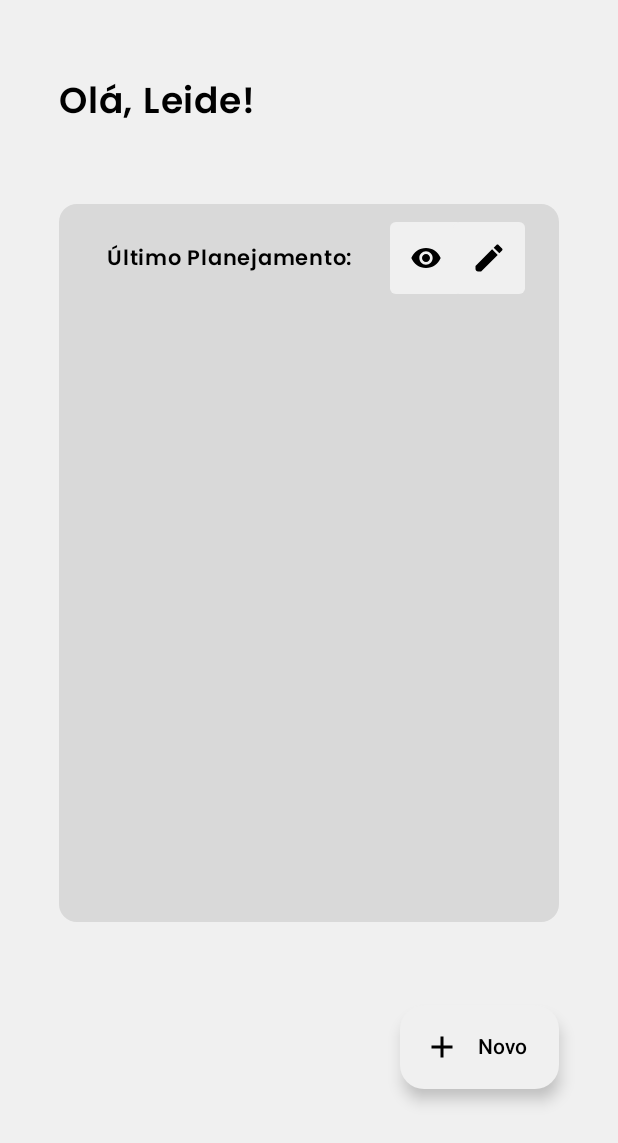
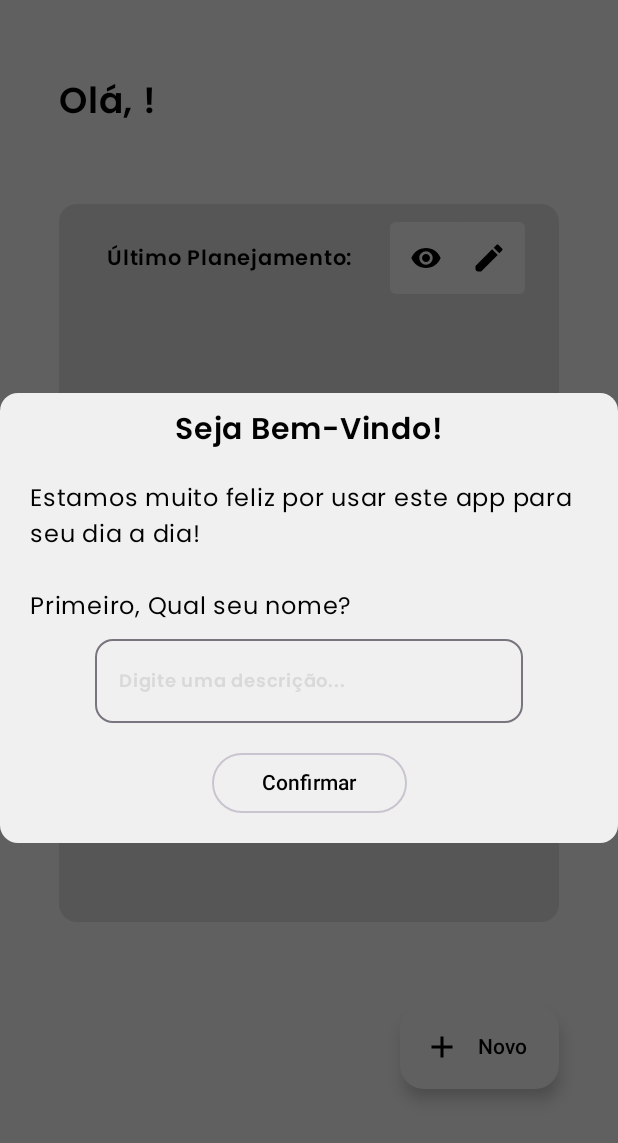
Before and after one commit to MayckGomes/plan-app, an Android app built with Jetpack Compose: the screen it shows after launch (MainActivity), on a phone screen of 412 x 824 dp. Shown: the top 1143 px of the screen. Run offline under Robolectric (Android 15) with nearby library versions, the phone set to English and light mode, and no system bars; our stand-ins replace Room's generated code.

Commit message:
feat: pergunta o nome na primeira vez acessado, feat: InputDialog.kt feat: UserViewModel.kt ui: AlertDialog.kt melhorado

```diff
--- a/app/src/main/java/mayckgomes/com/planapp/ui/elements/Dialog.kt
+++ b/app/src/main/java/mayckgomes/com/planapp/ui/elements/InputDialog.kt
@@ -1,61 +1,56 @@
 package mayckgomes.com.planapp.ui.elements
 
-import androidx.compose.foundation.background
 import androidx.compose.foundation.layout.Arrangement
 import androidx.compose.foundation.layout.Column
-import androidx.compose.foundation.layout.Row
 import androidx.compose.foundation.layout.Spacer
 import androidx.compose.foundation.layout.fillMaxSize
-import androidx.compose.foundation.layout.fillMaxWidth
 import androidx.compose.foundation.layout.height
 import androidx.compose.foundation.layout.padding
 import androidx.compose.foundation.layout.size
 import androidx.compose.foundation.layout.width
-import androidx.compose.material.icons.Icons
-import androidx.compose.material.icons.filled.Warning
-import androidx.compose.material3.AlertDialog
+import androidx.compose.foundation.shape.RoundedCornerShape
 import androidx.compose.material3.BasicAlertDialog
-import androidx.compose.material3.Button
 import androidx.compose.material3.ButtonDefaults
 import androidx.compose.material3.Card
 import androidx.compose.material3.CardDefaults
 import androidx.compose.material3.ExperimentalMaterial3Api
-import androidx.compose.material3.Icon
 import androidx.compose.material3.OutlinedButton
+import androidx.compose.material3.OutlinedTextField
+import androidx.compose.material3.OutlinedTextFieldDefaults
 import androidx.compose.material3.Text
 import androidx.compose.runtime.Composable
 import androidx.compose.runtime.getValue
 import androidx.compose.runtime.mutableStateOf
-import androidx.compose.runtime.remember
 import androidx.compose.runtime.saveable.rememberSaveable
 import androidx.compose.runtime.setValue
 import androidx.compose.ui.Alignment
 import androidx.compose.ui.Modifier
+import androidx.compose.ui.platform.LocalContext
 import androidx.compose.ui.text.font.FontWeight
 import androidx.compose.ui.tooling.preview.Preview
 import androidx.compose.ui.unit.dp
 import androidx.compose.ui.unit.sp
-import androidx.room.util.TableInfo
-import androidx.sqlite.db.SupportSQLiteOpenHelper
+import androidx.lifecycle.viewmodel.compose.viewModel
 import mayckgomes.com.planapp.ui.theme.Black
+import mayckgomes.com.planapp.ui.theme.Gray
 import mayckgomes.com.planapp.ui.theme.White
+import mayckgomes.com.planapp.viewmodels.UserViewModel
 
 @OptIn(ExperimentalMaterial3Api::class)
 @Composable
-fun DialogApp(
-    title: String,
-    text: String,
-    onDimiss: () -> Unit,
-    onConfirm: @Composable () -> Unit
+fun InputDialogApp(
+    onClick: () -> Unit
 ){
 
-    var isClick by rememberSaveable {
-        mutableStateOf(false)
-    }
+    val viewmodel: UserViewModel = viewModel()
+
+    val context = LocalContext.current
+
+    var textinput by rememberSaveable { mutableStateOf("") }
 
     BasicAlertDialog(
 
-        onDismissRequest = { onDimiss() },
+        onDismissRequest = {},
         content = {
 
             Card(
@@ -68,37 +63,39 @@ fun DialogApp(
                     verticalArrangement = Arrangement.Center,
                     modifier = Modifier
                         .fillMaxSize(1f)
-                        .padding(top = 20.dp, start = 20.dp, end = 20.dp, bottom = 10.dp)
+                        .padding(top = 10.dp, start = 20.dp, end = 20.dp, bottom = 20.dp)
                 ) {
 
-                    Icon(Icons.Default.Warning, contentDescription = null, tint = Black)
+                    StyledText("Seja Bem-Vindo!", fontSize = 20.sp)
 
                     Spacer(Modifier.size(20.dp))
 
-                    StyledText(title, fontSize = 20.sp)
+                    StyledText("Estamos muito feliz por usar este app para seu dia a dia!\n\nPrimeiro, Qual seu nome?", fontWeight = FontWeight.Normal)
+
+                    Spacer(Modifier.size(10.dp))
+
+                    OutlinedTextField(
+                        modifier = Modifier
+                            .width(285.dp),
+                        value = textinput,
+                        onValueChange = {textinput = it},
+                        singleLine = true,
+                        placeholder = {StyledText("Digite uma descrição...", color = Gray, fontSize = 12.sp)},
+                        shape = RoundedCornerShape(12.dp),
+                        colors = OutlinedTextFieldDefaults.colors(unfocusedTextColor = Black, focusedTextColor = Black),
+                    )
 
                     Spacer(Modifier.size(20.dp))
 
-                    StyledText(text, fontWeight = FontWeight.Normal)
-
-                    Spacer(Modifier.size(20.dp))
-
-                    Row(
-                        horizontalArrangement = Arrangement.Center,
-                        modifier = Modifier.fillMaxWidth(1f)
+                    OutlinedButton(
+                        modifier = Modifier.width(130.dp),
+                        colors = ButtonDefaults.buttonColors(containerColor = White, contentColor = Black),
+                        onClick = {
+                            viewmodel.changeUserName(textinput, context)
+                            onClick()
+                        }
                     ) {
-
-                        Button(
-                            colors = ButtonDefaults.buttonColors(containerColor = Black, contentColor = White),
-                            onClick = {onDimiss()}) {
-                            Text("Não")
-                        }
-
-                        OutlinedButton(
-                            colors = ButtonDefaults.buttonColors(containerColor = White, contentColor = Black),
-                            onClick = {isClick = true}) {
-                            Text("Sim")
-                        }
+                        Text("Confirmar")
                     }
                 }
             }
@@ -106,22 +103,10 @@ fun DialogApp(
         }
     )
 
-    if (isClick){
-
-        isClick = false
-
-        onConfirm()
-    }
-
 }
 
 @Preview
 @Composable
-fun dialogPreview(){
-    DialogApp(
-    title = "Atenção",
-    text = " Deseja mesmo salvar?, o conteúdo salvo anteriormente será perdido!",
-    onDimiss = {},
-    onConfirm = {}
-    )
+fun InputDialogPreview(){
+    InputDialogApp(onClick = {})
 }
--- a/app/src/main/java/mayckgomes/com/planapp/ui/screens/home.kt
+++ b/app/src/main/java/mayckgomes/com/planapp/ui/screens/home.kt
@@ -1,7 +1,10 @@
 package mayckgomes.com.planapp.ui.screens
 
+import android.widget.Toast
+import androidx.compose.foundation.ExperimentalFoundationApi
 import androidx.compose.foundation.lazy.items
 import androidx.compose.foundation.background
+import androidx.compose.foundation.combinedClickable
 import androidx.compose.foundation.layout.Arrangement
 import androidx.compose.foundation.layout.Box
 import androidx.compose.foundation.layout.Column
@@ -45,20 +48,25 @@ import mayckgomes.com.planapp.Create
 import mayckgomes.com.planapp.R
 import mayckgomes.com.planapp.View
 import mayckgomes.com.planapp.ui.elements.CardPlan
+import mayckgomes.com.planapp.ui.elements.InputDialogApp
 import mayckgomes.com.planapp.ui.elements.StyledText
 import mayckgomes.com.planapp.ui.theme.Black
 import mayckgomes.com.planapp.ui.theme.Gray
 import mayckgomes.com.planapp.ui.theme.White
 import mayckgomes.com.planapp.viewmodels.ShowViewmodel
+import mayckgomes.com.planapp.viewmodels.UserViewModel
 
+@OptIn(ExperimentalFoundationApi::class)
 @Composable
 fun HomeScreen(navController: NavController){
 
-    val viewmodel: ShowViewmodel = viewModel()
+    val showViewmodel: ShowViewmodel = viewModel()
 
-    val userName by viewmodel.userName.collectAsState()
+    val userViewmodel: UserViewModel = viewModel()
 
-    val dateList by viewmodel.list.collectAsState()
+    val userName by userViewmodel.userName.collectAsState()
+
+    val dateList by showViewmodel.list.collectAsState()
 
     val context = LocalContext.current
 
@@ -66,9 +74,18 @@ fun HomeScreen(navController: NavController){
         mutableStateOf(true)
     }
 
+    var isFirstTime by rememberSaveable {
+        mutableStateOf(false)
+    }
+
     LaunchedEffect(Unit) {
-        viewmodel.GetUserName(context)
-        viewmodel.GetAllDates(context)
+        if (userViewmodel.VerifyFirstTime(context)){
+
+            isFirstTime = true
+
+        }
+        userViewmodel.GetUserName(context)
+        showViewmodel.GetAllDates(context)
         isLoading = false
     }
 
@@ -84,6 +101,13 @@ fun HomeScreen(navController: NavController){
 
             StyledText("Olá, $userName!",
                 fontSize = 24.sp,
+                modifier = Modifier
+                    .combinedClickable(
+                        onClick = {},
+                        onLongClick = {
+                            Toast.makeText(context, "teste", Toast.LENGTH_SHORT).show()
+                        }
+                    )
             )
 
             Spacer(Modifier.size(51.dp))
@@ -188,6 +212,16 @@ fun HomeScreen(navController: NavController){
                     navController.navigate(Create)}
             )
         }
+
+
+        if (isFirstTime){
+
+            InputDialogApp(onClick = {isFirstTime = false})
+
+            userViewmodel.SetFalseFirstTime(context)
+
+        }
+
     }
 }
 
--- a/app/src/main/java/mayckgomes/com/planapp/viewmodels/CreateViewmodel.kt
+++ b/app/src/main/java/mayckgomes/com/planapp/viewmodels/CreateViewmodel.kt
@@ -83,8 +83,7 @@ class CreateViewmodel(): ViewModel(){
     private val _dayList = MutableStateFlow(emptyList<String>())
     val dayList = _dayList.asStateFlow()
 
-
-    fun GetDaysOfMonth(mes: Int){
+    suspend fun GetDaysOfMonth(mes: Int){
 
         val ano = LocalDate.now().year
 
--- a/app/src/main/java/mayckgomes/com/planapp/viewmodels/ShowViewmodel.kt
+++ b/app/src/main/java/mayckgomes/com/planapp/viewmodels/ShowViewmodel.kt
@@ -12,22 +12,6 @@ import androidx.core.content.edit
 
 class ShowViewmodel(): ViewModel() {
 
-    private val _userName = MutableStateFlow("Usuario")
-    val userName = _userName.asStateFlow()
-
-    fun changeUserName(name: String, context: Context){
-        _userName.value = name
-
-        val sp = context.getSharedPreferences("name", Context.MODE_PRIVATE)
-        sp.edit() { putString("name", name) }
-    }
-
-    fun GetUserName(context: Context) {
-        val sp = context.getSharedPreferences("name", Context.MODE_PRIVATE)
-
-        _userName.value = sp.getString("name","Leide").toString()
-    }
-
     private val _list = MutableStateFlow(emptyList<Day>())
     val list = _list.asStateFlow()
 
--- /dev/null
+++ b/app/src/main/java/mayckgomes/com/planapp/viewmodels/UserViewModel.kt
@@ -0,0 +1,41 @@
+package mayckgomes.com.planapp.viewmodels
+
+import android.content.Context
+import androidx.core.content.edit
+import androidx.lifecycle.ViewModel
+import kotlinx.coroutines.flow.MutableStateFlow
+import kotlinx.coroutines.flow.asStateFlow
+
+class UserViewModel: ViewModel() {
+
+    private val _userName = MutableStateFlow("Usuario")
+    val userName = _userName.asStateFlow()
+
+    fun changeUserName(name: String, context: Context){
+        _userName.value = name
+
+        val sp = context.getSharedPreferences("user", Context.MODE_PRIVATE)
+        sp.edit() { putString("name", name) }
+    }
+
+    fun GetUserName(context: Context) {
+        val sp = context.getSharedPreferences("user", Context.MODE_PRIVATE)
+
+        _userName.value = sp.getString("name","").toString()
+    }
+
+
+    fun VerifyFirstTime(context: Context): Boolean{
+        val sp = context.getSharedPreferences("user", Context.MODE_PRIVATE)
+
+        return sp.getBoolean("first",true)
+    }
+
+    fun SetFalseFirstTime(context: Context){
+        val sp = context.getSharedPreferences("user", Context.MODE_PRIVATE)
+
+        return sp.edit{ putBoolean("first", false) }
+
+    }
+
+}
```
Also changed, not shown: app/src/main/java/mayckgomes/com/planapp/ui/elements/AlertDialog.kt (added, +124 -0 lines), app/src/main/java/mayckgomes/com/planapp/ui/screens/create.kt (+24 -4 lines).
